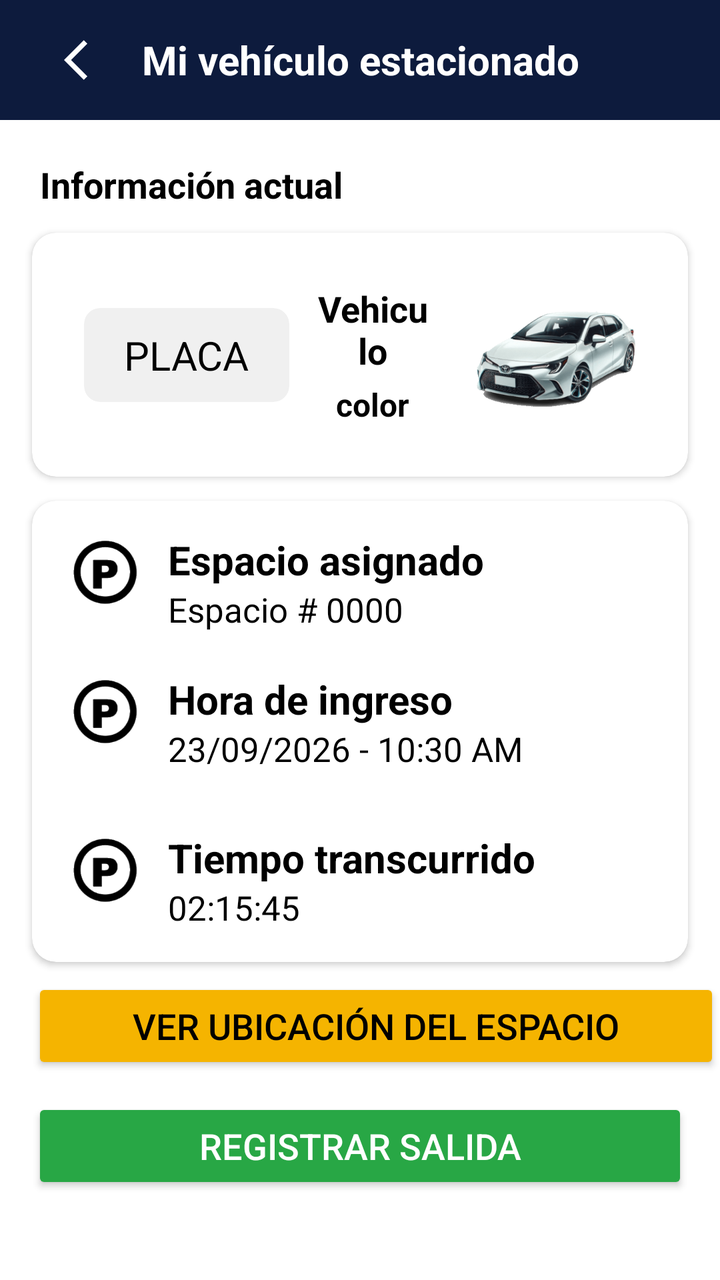
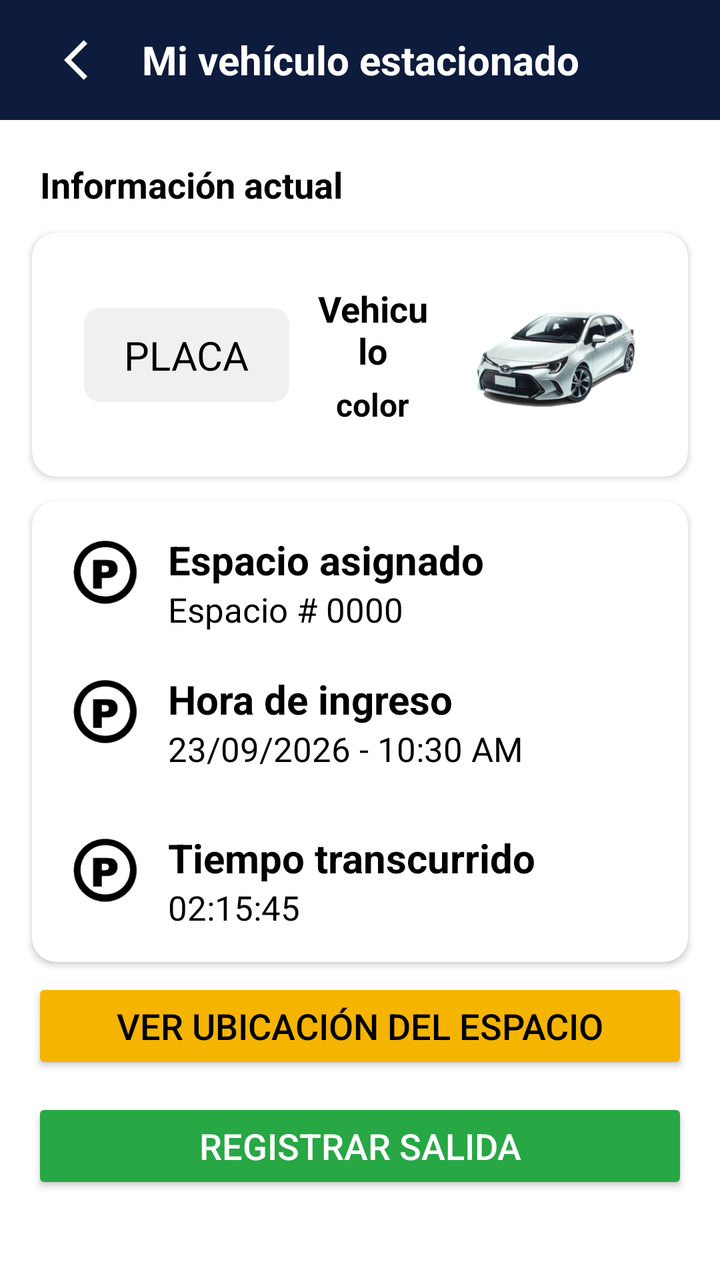

Screens rendered from an Android XML layout before and after an edit, with the pre-edit source and the edit as a unified diff.
<!-- AndroidManifest.xml: application theme Theme.ParkControl -->
<!-- res/layout/activity_parked_vehicle.xml -->
<?xml version="1.0" encoding="utf-8"?>
<androidx.constraintlayout.widget.ConstraintLayout xmlns:android="http://schemas.android.com/apk/res/android"
    xmlns:app="http://schemas.android.com/apk/res-auto"
    xmlns:tools="http://schemas.android.com/tools"
    android:id="@+id/main"
    android:layout_width="match_parent"
    android:layout_height="match_parent"
    tools:context=".ParkedVehicleActivity"
    android:background="@color/white">

    
    <TextView
        android:id="@+id/parked_vehicle_header"
        android:layout_width="0dp"
        android:layout_height="60dp"
        android:background="@color/primary_blue"
        android:gravity="center"
        android:text="Mi vehículo estacionado"
        android:textColor="@color/white"
        android:textSize="20sp"
        android:textStyle="bold"
        app:layout_constraintEnd_toEndOf="parent"
        app:layout_constraintHorizontal_bias="0.0"
        app:layout_constraintStart_toStartOf="parent"
        app:layout_constraintTop_toTopOf="parent"/>

    <ImageButton
        android:id="@+id/parked_vehicle_back_button"
        android:layout_width="48dp"
        android:layout_height="48dp"
        android:background="@null"
        android:contentDescription="Volver"
        android:padding="12dp"
        android:src="@drawable/baseline_arrow_back_ios_24"
        app:tint="#FFFFFF"
        android:layout_marginStart="20dp"
        app:layout_constraintBottom_toBottomOf="@id/parked_vehicle_header"
        app:layout_constraintStart_toStartOf="parent"
        app:layout_constraintTop_toTopOf="parent"/>
    
    <TextView
        android:id="@+id/current_info"
        android:layout_width="0dp"
        android:layout_height="wrap_content"
        android:text="Información actual"
        android:textColor="@color/black"
        android:textStyle="bold"
        android:textSize="18sp"
        android:gravity="center"
        android:layout_marginLeft="20dp"
        android:layout_marginTop="20dp"
        app:layout_constraintTop_toBottomOf="@id/parked_vehicle_header"
        app:layout_constraintStart_toStartOf="parent"/>

    
    <androidx.cardview.widget.CardView
        android:id="@+id/card_vehicle"
        android:layout_width="0dp"
        android:layout_height="wrap_content"
        android:layout_marginStart="16dp"
        android:layout_marginTop="12dp"
        android:layout_marginEnd="16dp"
        app:cardCornerRadius="12dp"
        app:cardElevation="2dp"
        app:cardBackgroundColor="#FFFFFF"
        app:layout_constraintEnd_toEndOf="parent"
        app:layout_constraintStart_toStartOf="parent"
        app:layout_constraintTop_toBottomOf="@id/current_info">

        <androidx.constraintlayout.widget.ConstraintLayout
            android:layout_width="match_parent"
            android:layout_height="wrap_content"
            android:padding="16dp">

            
            <androidx.cardview.widget.CardView
                android:id="@+id/card_plate"
                android:layout_width="wrap_content"
                android:layout_height="wrap_content"
                android:layout_margin="10dp"
                app:cardBackgroundColor="#F0F0F0"
                app:cardCornerRadius="8dp"
                app:cardElevation="0dp"
                app:layout_constraintBottom_toBottomOf="parent"
                app:layout_constraintStart_toStartOf="parent"
                app:layout_constraintTop_toTopOf="parent">

                <TextView
                    android:id="@+id/plate_number"
                    android:layout_width="wrap_content"
                    android:layout_height="wrap_content"
                    android:paddingHorizontal="20dp"
                    android:paddingVertical="10dp"
                    android:text="PLACA"
                    android:textColor="@color/black"
                    android:textSize="20sp"/>

            </androidx.cardview.widget.CardView>

            
            <androidx.cardview.widget.CardView
                android:id="@+id/card_name_color"
                android:layout_width="0dp"
                android:layout_height="wrap_content"
                android:layout_marginStart="12dp"
                android:layout_marginEnd="12dp"
                app:cardBackgroundColor="@android:color/transparent"
                app:cardElevation="0dp"
                app:layout_constraintBottom_toBottomOf="@id/card_plate"
                app:layout_constraintEnd_toStartOf="@id/vehicle_image"
                app:layout_constraintStart_toEndOf="@id/card_plate"
                app:layout_constraintTop_toTopOf="@id/card_plate">

                
                <LinearLayout
                    android:layout_width="match_parent"
                    android:layout_height="wrap_content"
                    android:orientation="vertical">

                    <TextView
                        android:id="@+id/vehicle"
                        android:layout_width="match_parent"
                        android:layout_height="wrap_content"
                        android:text="Vehiculo"
                        android:textColor="@color/black"
                        android:textSize="18sp"
                        android:textStyle="bold"
                        android:gravity="center"/>

                    <TextView
                        android:id="@+id/color"
                        android:layout_width="match_parent"
                        android:layout_height="wrap_content"
                        android:layout_marginTop="4dp"
                        android:text="color"
                        android:textColor="@color/black"
                        android:textStyle="bold"
                        android:textSize="16sp"
                        android:gravity="center"/>

                </LinearLayout>

            </androidx.cardview.widget.CardView>

            
            <ImageView
                android:id="@+id/vehicle_image"
                android:layout_width="100dp"
                android:layout_height="90dp"
                android:adjustViewBounds="true"
                android:scaleType="fitCenter"
                android:src="@drawable/toyota_corola"
                app:layout_constraintBottom_toBottomOf="@id/card_plate"
                app:layout_constraintEnd_toEndOf="parent"
                app:layout_constraintTop_toTopOf="@id/card_plate"/>

        </androidx.constraintlayout.widget.ConstraintLayout>

    </androidx.cardview.widget.CardView>

    
    <androidx.cardview.widget.CardView
        android:id="@+id/card_parking"
        android:layout_width="0dp"
        android:layout_height="wrap_content"
        android:layout_marginStart="16dp"
        android:layout_marginTop="12dp"
        android:layout_marginEnd="16dp"
        app:cardCornerRadius="12dp"
        app:cardElevation="2dp"
        app:cardBackgroundColor="#FFFFFF"
        app:layout_constraintEnd_toEndOf="parent"
        app:layout_constraintStart_toStartOf="parent"
        app:layout_constraintTop_toBottomOf="@id/card_vehicle">

        <androidx.constraintlayout.widget.ConstraintLayout
            android:layout_width="match_parent"
            android:layout_height="wrap_content"
            android:padding="16dp">

            
            <ImageView
                android:id="@+id/parking_vector"
                android:layout_width="40dp"
                android:layout_height="40dp"
                android:src="@drawable/parking_vector"
                android:adjustViewBounds="true"
                android:scaleType="fitCenter"
                app:layout_constraintStart_toStartOf="parent"
                app:layout_constraintTop_toTopOf="parent"/>

            <TextView
                android:id="@+id/assigned_space"
                android:layout_width="wrap_content"
                android:layout_height="wrap_content"
                android:text="Espacio asignado"
                android:layout_marginStart="12dp"
                android:textStyle="bold"
                android:textColor="@color/black"
                android:textSize="20sp"
                app:layout_constraintBottom_toBottomOf="@id/parking_vector"
                app:layout_constraintBottom_toTopOf="@id/slot_number"
                app:layout_constraintStart_toEndOf="@id/parking_vector"
                app:layout_constraintTop_toTopOf="@id/parking_vector"/>

            <TextView
                android:id="@+id/slot_number"
                android:layout_width="wrap_content"
                android:layout_height="wrap_content"
                android:layout_marginStart="12dp"
                android:textColor="@color/black"
                android:textSize="17sp"
                android:text="Espacio # 0000"
                app:layout_constraintStart_toEndOf="@id/parking_vector"
                app:layout_constraintTop_toBottomOf="@id/assigned_space" />

            
            <ImageView
                android:id="@+id/icon_time"
                android:layout_width="40dp"
                android:layout_height="40dp"
                android:layout_marginTop="20dp"
                android:adjustViewBounds="true"
                android:scaleType="fitCenter"
                android:src="@drawable/parking_vector"
                app:layout_constraintStart_toStartOf="parent"
                app:layout_constraintTop_toBottomOf="@id/slot_number" />

            <TextView
                android:id="@+id/lbl_entry_time"
                android:layout_width="wrap_content"
                android:layout_height="wrap_content"
                android:layout_marginStart="12dp"
                android:text="Hora de ingreso"
                android:textStyle="bold"
                android:textColor="@color/black"
                android:textSize="20sp"
                app:layout_constraintStart_toEndOf="@id/icon_time"
                app:layout_constraintTop_toTopOf="@id/icon_time" />

            <TextView
                android:id="@+id/val_entry_time"
                android:layout_width="wrap_content"
                android:layout_height="wrap_content"
                android:layout_marginStart="12dp"
                android:text="23/09/2026 - 10:30 AM"
                android:textColor="@color/black"
                android:textSize="17sp"
                app:layout_constraintStart_toEndOf="@id/icon_time"
                app:layout_constraintTop_toBottomOf="@id/lbl_entry_time" />

            
            <ImageView
                android:id="@+id/icon_timer"
                android:layout_width="40dp"
                android:layout_height="40dp"
                android:layout_marginTop="20dp"
                android:adjustViewBounds="true"
                android:scaleType="fitCenter"
                android:src="@drawable/parking_vector"
                app:layout_constraintBottom_toBottomOf="parent"
                app:layout_constraintStart_toStartOf="parent"
                app:layout_constraintTop_toBottomOf="@id/val_entry_time" />

            <TextView
                android:id="@+id/lbl_elapsed_time"
                android:layout_width="wrap_content"
                android:layout_height="wrap_content"
                android:layout_marginStart="12dp"
                android:text="Tiempo transcurrido"
                android:textStyle="bold"
                android:textColor="@color/black"
                android:textSize="20sp"
                app:layout_constraintStart_toEndOf="@id/icon_timer"
                app:layout_constraintTop_toTopOf="@id/icon_timer" />

            <TextView
                android:id="@+id/val_elapsed_time"
                android:layout_width="wrap_content"
                android:layout_height="wrap_content"
                android:layout_marginStart="12dp"
                android:text="02:15:45"
                android:textColor="@color/black"
                android:textSize="17sp"
                app:layout_constraintStart_toEndOf="@id/icon_timer"
                app:layout_constraintTop_toBottomOf="@id/lbl_elapsed_time" />

        </androidx.constraintlayout.widget.ConstraintLayout>

    </androidx.cardview.widget.CardView>

    

    
    <Button
        android:id="@+id/location_button"
        android:layout_width="match_parent"
        android:layout_height="wrap_content"
        android:layout_marginStart="16dp"
        android:layout_marginTop="8dp"
        android:text="VER UBICACIÓN DEL ESPACIO"
        android:textColor="@color/black"
        android:textSize="18sp"
        app:backgroundTint="@color/accent_yellow"
        app:cornerRadius="10dp"
        app:layout_constraintStart_toStartOf="parent"
        app:layout_constraintTop_toBottomOf="@id/card_parking" />

    <Button
        android:id="@+id/exit_view_button"
        android:layout_width="match_parent"
        android:layout_height="wrap_content"
        android:text="REGISTRAR SALIDA"
        android:layout_marginStart="16dp"
        android:layout_marginEnd="16dp"
        android:layout_marginTop="12dp"
        android:textColor="@color/white"
        android:textSize="18sp"
        app:backgroundTint="@color/green_success"
        app:cornerRadius="10dp"
        app:layout_constraintTop_toBottomOf="@id/location_button"
        app:layout_constraintStart_toStartOf="parent"/>

</androidx.constraintlayout.widget.ConstraintLayout>
<!-- resources referenced by this layout -->
<resources>
  <color name="accent_yellow">#F5B400</color>
  <color name="black">#000000</color>
  <color name="green_success">#28A745</color>
  <color name="primary_blue">#0D1B3D</color>
  <color name="white">#FFFFFF</color>
  <!-- drawable baseline_arrow_back_ios_24 (drawable) -->
  <vector xmlns:android="http://schemas.android.com/apk/res/android" android:autoMirrored="true" android:height="24dp" android:tint="#000000" android:viewportHeight="24" android:viewportWidth="24" android:width="24dp">
        
      <path android:fillColor="@android:color/white" android:pathData="M11.67,3.87L9.9,2.1 0,12l9.9,9.9 1.77,-1.77L3.54,12z"/>
      
  </vector>
  <!-- drawable parking_vector: png bitmap (drawable, 4737 bytes) -->
  <!-- drawable toyota_corola: png bitmap (drawable, 84986 bytes) -->
  <style name="Theme.ParkControl" parent="Base.Theme.ParkControl" />
  <style name="Base.Theme.ParkControl" parent="Theme.Material3.DayNight.NoActionBar">
          
           <item name="colorPrimary">@color/primary_blue</item>
      </style>
</resources>

<!-- the commit's change to res/layout/activity_parked_vehicle.xml (unified diff, before → after) -->
@@ -297,6 +297,7 @@
         android:layout_width="match_parent"
         android:layout_height="wrap_content"
         android:layout_marginStart="16dp"
+        android:layout_marginEnd="16dp"
         android:layout_marginTop="8dp"
         android:text="VER UBICACIÓN DEL ESPACIO"
         android:textColor="@color/black"
